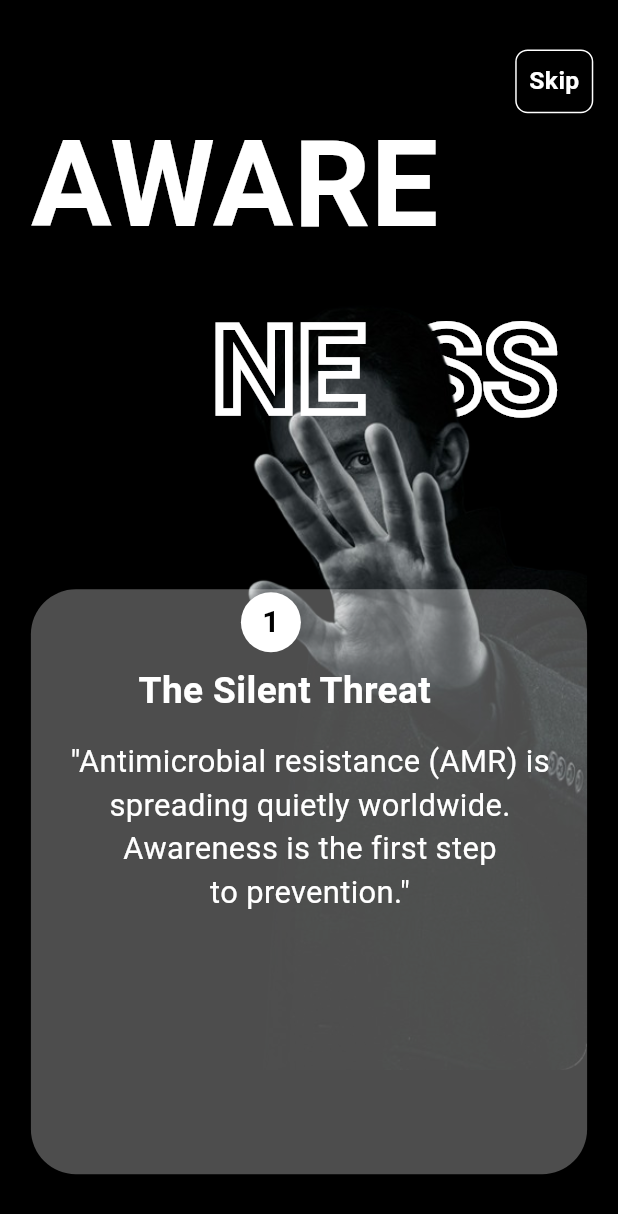
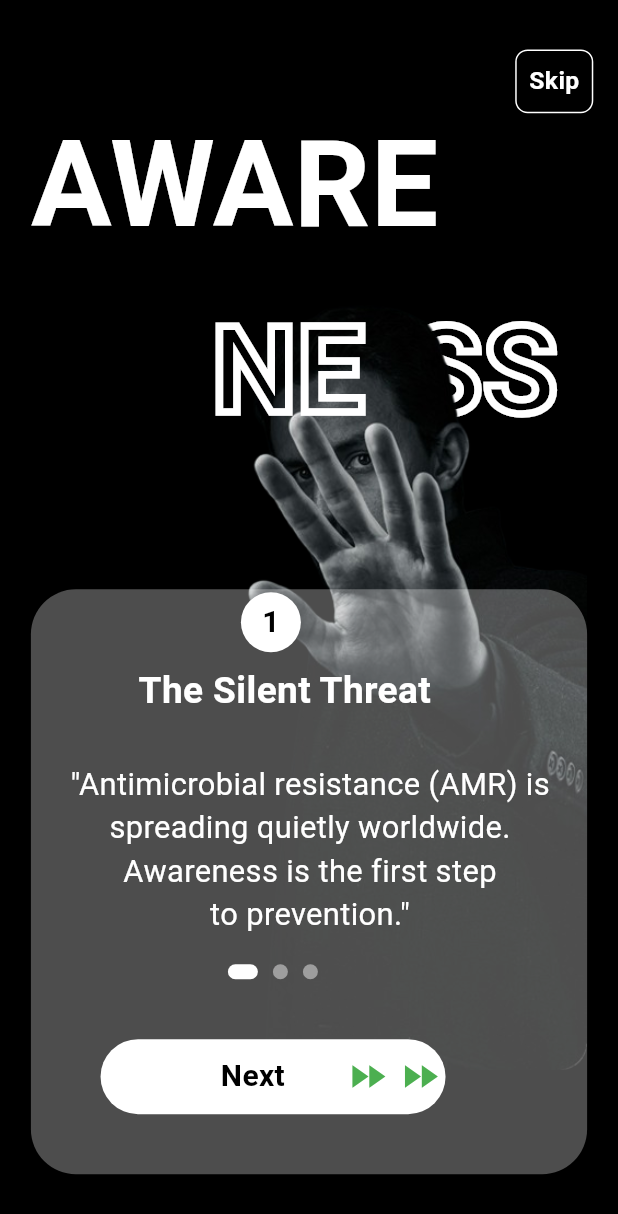
Before and after one commit to Alvin11David/GUARDIANS-OF-HEALTH-APP, a Flutter app: the screen it shows after launch, on a phone screen of 412 x 824 dp. Shown: the top 1214 px of the screen. Run offline on Flutter 3.47's test engine with Material 3 defaults, Android fonts, the phone set to English and light mode, and no system bars; our stand-ins replace firebase_core; accounts and stored records are empty; Roboto replaces fonts that are missing (Lufga).

Commit message:
Finished the 1st onboarding

```diff
--- a/lib/user pages/intro/onboarding_screen1.dart
+++ b/lib/user pages/intro/onboarding_screen1.dart
@@ -41,7 +41,9 @@ class _OnboardingScreen1State extends State<OnboardingScreen1> {
                     vertical: screenHeight * 0.01,
                   ),
                   decoration: BoxDecoration(
-                    color: _isGlowing ? Colors.white.withOpacity(0.2) : Colors.transparent,
+                    color: _isGlowing
+                        ? Colors.white.withOpacity(0.2)
+                        : Colors.transparent,
                     border: Border.all(color: Colors.white),
                     borderRadius: BorderRadius.circular(screenWidth * 0.02),
                   ),
@@ -121,11 +123,7 @@ class _OnboardingScreen1State extends State<OnboardingScreen1> {
               child: Container(
                 width: 370,
                 height: 390,
-                padding: const EdgeInsets.only(
-                  left: 15,
-                  right: 15,
-                  bottom: 15,
-                ),
+                padding: const EdgeInsets.only(left: 15, right: 15, bottom: 15),
                 decoration: BoxDecoration(
                   color: Colors.white.withOpacity(0.3),
                   borderRadius: BorderRadius.circular(30),
@@ -133,8 +131,11 @@ class _OnboardingScreen1State extends State<OnboardingScreen1> {
                 child: Stack(
                   children: [
                     Positioned(
-                      top: 2, // Align with the top of the container's content area
-                      left: (370 - 15 - 15 - 40) / 2.4 + 0, // Center within available width
+                      top:
+                          2, // Align with the top of the container's content area
+                      left:
+                          (370 - 15 - 15 - 40) / 2.4 +
+                          0, // Center within available width
                       child: Container(
                         width: 40, // Fixed circle diameter
                         height: 40,
@@ -156,7 +157,9 @@ class _OnboardingScreen1State extends State<OnboardingScreen1> {
                     ),
                     Positioned(
                       top: 50, // Below the circle, adjusted for spacing
-                      left: (370 - 15 - 15) / 6 + 0, // Center within available width (370 - 30 padding)
+                      left:
+                          (370 - 15 - 15) / 6 +
+                          0, // Center within available width (370 - 30 padding)
                       child: Text(
                         'The Silent Threat',
                         style: TextStyle(
@@ -168,8 +171,11 @@ class _OnboardingScreen1State extends State<OnboardingScreen1> {
                       ),
                     ),
                     Positioned(
-                      top: 100, // Below "The Silent Threat", adjusted for spacing
-                      left: (370 - 15 - 15) / 30 + 0, // Center within available width (370 - 30 padding)
+                      top:
+                          115, // Below "The Silent Threat", adjusted for spacing
+                      left:
+                          (370 - 15 - 15) / 30 +
+                          0, // Center within available width (370 - 30 padding)
                       child: Text(
                         '"Antimicrobial resistance (AMR) is\nspreading quietly worldwide.\nAwareness is the first step\nto prevention."',
                         style: TextStyle(
@@ -178,6 +184,103 @@ class _OnboardingScreen1State extends State<OnboardingScreen1> {
                           fontWeight: FontWeight.w400,
                         ),
                         textAlign: TextAlign.center, // Centered alignment
+                      ),
+                    ),
+                    // Page indicator
+                    Positioned(
+                      top: 250, // Below the last text, adjusted for spacing
+                      left:
+                          (370 - 15 - 15 - 60) / 3 +
+                          23, // Center within available width (60 is total width of 3 dots)
+                      child: Row(
+                        mainAxisAlignment: MainAxisAlignment.center,
+                        children: [
+                          Container(
+                            width: 20,
+                            height: 10,
+                            decoration: const BoxDecoration(
+                              color: Colors.white,
+                              shape: BoxShape.rectangle,
+                              borderRadius: BorderRadius.all(
+                                Radius.circular(5),
+                              ),
+                            ),
+                          ),
+                          const SizedBox(width: 10), // Spacing between dots
+                          Container(
+                            width: 10,
+                            height: 10,
+                            decoration: const BoxDecoration(
+                              color: Colors.grey,
+                              shape: BoxShape.circle,
+                            ),
+                          ),
+                          const SizedBox(width: 10), // Spacing between dots
+                          Container(
+                            width: 10,
+                            height: 10,
+                            decoration: const BoxDecoration(
+                              color: Colors.grey,
+                              shape: BoxShape.circle,
+                            ),
+                          ),
+                        ],
+                      ),
+                    ),
+                    // White rectangle below the indicator with "Next" text and icons
+                    Positioned(
+                      top:
+                          300, // Below the page indicator, adjusted for spacing
+                      left:
+                          (370 - 15 - 15 - 230) / 3.5 +
+                          0, // Center within available width (370 - 30 padding)
+                      child: Container(
+                        width: 230, // Fixed width as requested
+                        height: 50, // Fixed height as requested
+                        decoration: BoxDecoration(
+                          color: Colors.white,
+                          borderRadius: BorderRadius.circular(
+                            30,
+                          ), // 30 border radius as requested
+                        ),
+                        child: Row(
+                          mainAxisAlignment: MainAxisAlignment.center,
+                          children: [
+                            const Expanded(
+                              child: Center(
+                                child: Padding(
+                                  padding: EdgeInsets.only(left: 40), // Shift "Next" to the right
+                                  child: Text(
+                                    'Next',
+                                    style: TextStyle(
+                                      color: Colors.black,
+                                      fontSize: 20, // Fixed font size for consistency
+                                      fontWeight: FontWeight.bold,
+                                    ),
+                                  ),
+                                ),
+                              ),
+                            ),
+                            Padding(
+                              padding: const EdgeInsets.only(right: 2), // Right padding of 2
+                              child: Row(
+                                children: [
+                                  Icon(
+                                    Icons.fast_forward,
+                                    color: Colors.green,
+                                    size: 30, // Fixed size for consistency
+                                  ),
+                                  const SizedBox(width: 5), // Spacing between icons
+                                  Icon(
+                                    Icons.fast_forward,
+                                    color: Colors.green,
+                                    size: 30, // Fixed size for consistency
+                                  ),
+                                ],
+                              ),
+                            ),
+                          ],
+                        ),
                       ),
                     ),
                   ],
```
